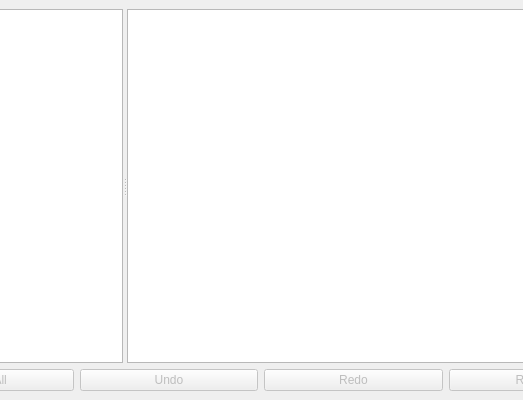
SCIInstitute/SCIRun, file src/Interface/Application/HistoryWindow.ui: the form before one commit; both pictures show x 114 to 637 and y 0 to 400 of the 750 by 400 pixel window.
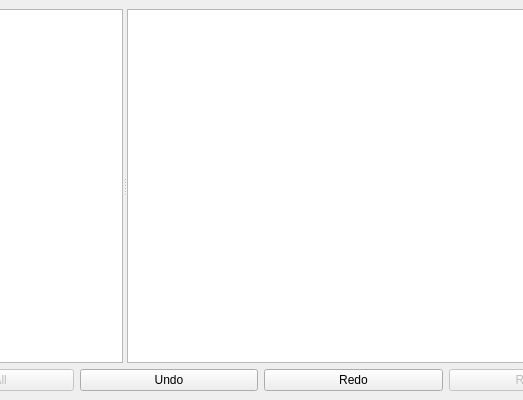
The form after the commit.

```diff
--- a/src/Interface/Application/HistoryWindow.ui
+++ b/src/Interface/Application/HistoryWindow.ui
@@ -86,7 +86,7 @@
       <item>
        <widget class="QPushButton" name="undoButton_">
         <property name="enabled">
-         <bool>false</bool>
+         <bool>true</bool>
         </property>
         <property name="text">
          <string>Undo</string>
@@ -96,7 +96,7 @@
       <item>
        <widget class="QPushButton" name="redoButton_">
         <property name="enabled">
-         <bool>false</bool>
+         <bool>true</bool>
         </property>
         <property name="text">
          <string>Redo</string>
```
